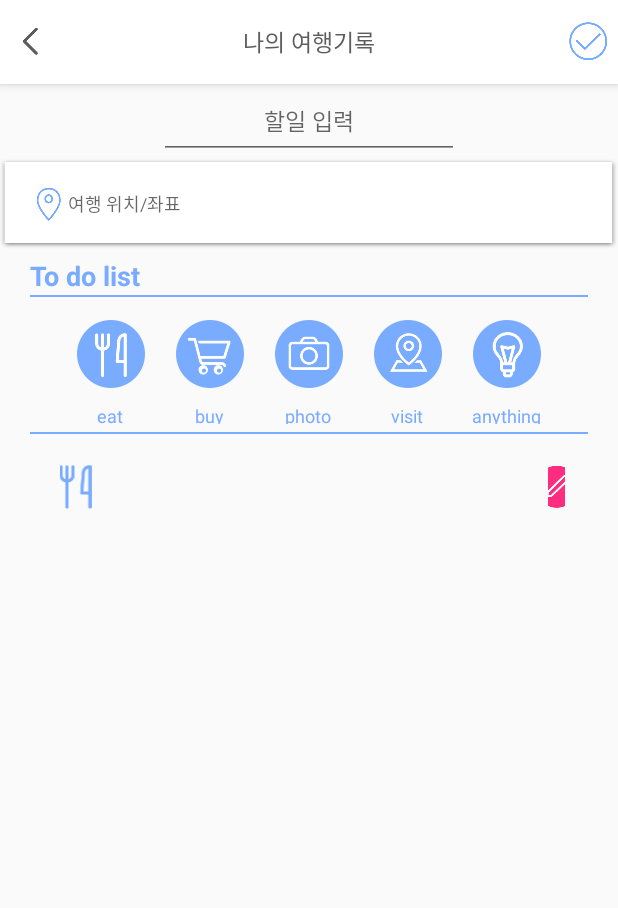
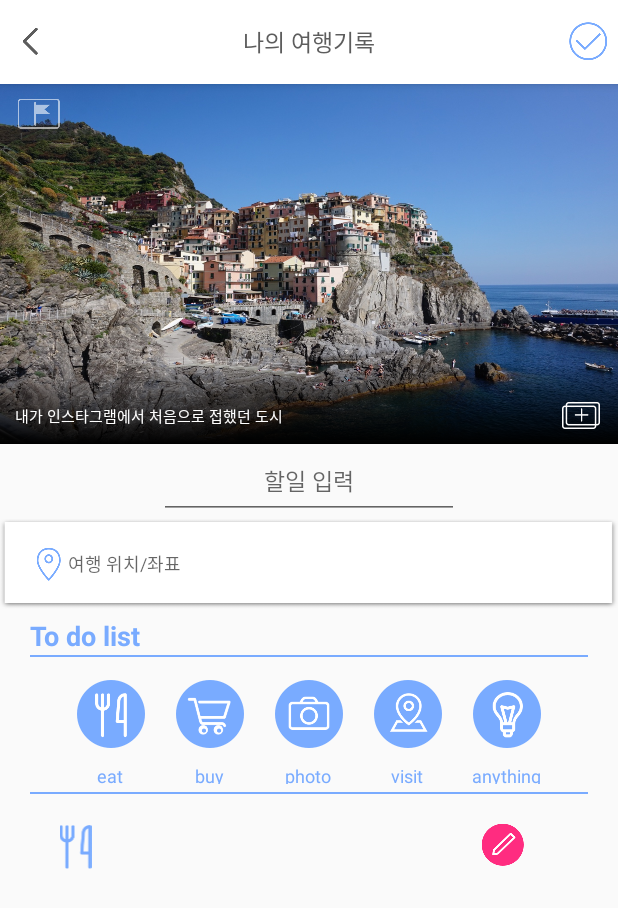
Before and after one commit to munjung/traveller, an Android app: the EditLocationActivity screen opened directly, with no data from a screen before it, on a phone screen of 412 x 824 dp. Shown: the top 908 px of the screen. Run offline under Robolectric (Android 15) with nearby library versions, the phone set to English and light mode, and no system bars.

Commit message:
15번화면 갤러리 연결

```diff
--- a/Traveller/app/src/main/java/gamsung/traveller/activity/CustomGalleryActivity.java
+++ b/Traveller/app/src/main/java/gamsung/traveller/activity/CustomGalleryActivity.java
@@ -92,7 +92,7 @@ public class CustomGalleryActivity extends AppCompatActivity implements View.OnC
     public void showSelectButton() {
         ArrayList<String> selectedItems = imagesAdapter.getCheckedItems();
         if (selectedItems.size() > 0) {
-            selectImages.setText(selectedItems.size() + " - Images Selected");
+            selectImages.setText(selectedItems.size() + "장 선택");
             selectImages.setVisibility(View.VISIBLE);
         } else
             selectImages.setVisibility(View.GONE);
@@ -173,7 +173,7 @@ public class CustomGalleryActivity extends AppCompatActivity implements View.OnC
             case MY_PERMISSIONS_REQUEST_READ_EXTERNAL_STORAGE:
                 if (grantResults[0] == PackageManager.PERMISSION_GRANTED) {
                     // do your stuff
-                    Toast.makeText(this, "뭘까이건",Toast.LENGTH_SHORT).show();
+                    Toast.makeText(this, "???",Toast.LENGTH_SHORT).show();
                 } else {
                     Toast.makeText(this, "GET_ACCOUNTS Denied",
                             Toast.LENGTH_SHORT).show();
--- a/Traveller/app/src/main/java/gamsung/traveller/activity/EditLocationActivity.java
+++ b/Traveller/app/src/main/java/gamsung/traveller/activity/EditLocationActivity.java
@@ -13,11 +13,13 @@ import android.widget.EditText;
 import android.widget.ImageButton;
 import android.widget.ImageView;
 import android.widget.TextView;
+import android.widget.Toast;
 import android.widget.ToggleButton;
 
 import gamsung.traveller.R;
 import gamsung.traveller.adapter.CustomPagerAdapter;
 import gamsung.traveller.dao.DataManager;
+
 
 /**
  * Created by mj on 2018-01-24.
@@ -26,7 +28,7 @@ import gamsung.traveller.dao.DataManager;
 
 public class EditLocationActivity extends AppCompatActivity {
 
-    ImageButton eatBtn, buyBtn, takeBtn, visitBtn, anythingBtn;
+    ImageButton eatBtn, buyBtn, takeBtn, visitBtn, anythingBtn, addImgBtn;
     EditText memoEdit,tvMission;
     TextView editLocation;
     ImageView memoImage,eat,buy,take,visit,anything;
@@ -113,7 +115,7 @@ public class EditLocationActivity extends AppCompatActivity {
             }
         });
 
-        CustomPagerAdapter adapter= new CustomPagerAdapter(getLayoutInflater(), getApplicationContext());
+        CustomPagerAdapter adapter= new CustomPagerAdapter(getLayoutInflater());
         pager.setAdapter(adapter);
 
         memoEdit.clearFocus();
--- a/Traveller/app/src/main/java/gamsung/traveller/activity/ImageMultiplePickerActivity.java
+++ b/Traveller/app/src/main/java/gamsung/traveller/activity/ImageMultiplePickerActivity.java
@@ -72,7 +72,7 @@ public class ImageMultiplePickerActivity extends AppCompatActivity implements Vi
                     //Convert string array into List by splitting by ',' and substring after '[' and before ']'
                     List<String> selectedImages = Arrays.asList(imagesArray.substring(1, imagesArray.length() - 1).split(", "));
                     for(int i=0; i<selectedImages.size(); i++){
-                        Log.d(selectedImages.get(i),"선택된 사진 경로인가???");
+                        Log.d(selectedImages.get(i),"선택된 사진 경로");
                     }
                     loadGridView(new ArrayList<String>(selectedImages));//call load gridview method by passing converted list into arrayList
                 }
--- a/Traveller/app/src/main/java/gamsung/traveller/adapter/CustomPagerAdapter.java
+++ b/Traveller/app/src/main/java/gamsung/traveller/adapter/CustomPagerAdapter.java
@@ -1,5 +1,6 @@
 package gamsung.traveller.adapter;
 
+import android.app.Activity;
 import android.content.Context;
 import android.content.Intent;
 import android.support.v4.view.PagerAdapter;
@@ -21,14 +22,16 @@ import gamsung.traveller.activity.CustomGalleryActivity;
 public class CustomPagerAdapter extends android.support.v4.view.PagerAdapter {
 
     LayoutInflater inflater;
-    ImageButton addImgBtn;
+    public static ImageButton addImgBtn;
     Context context;
-    public CustomPagerAdapter(LayoutInflater inflater, Context context) {
+
+    public CustomPagerAdapter(LayoutInflater inflater) {
 
         // TODO Auto-generated constructor stub
         //전달 받은 LayoutInflater를 멤버변수로 전달
         this.inflater=inflater;
-        this.context = context;
+
+      //  this.context = context;
 
     }
 
@@ -51,7 +54,7 @@ public class CustomPagerAdapter extends android.support.v4.view.PagerAdapter {
     //두번째 파라미터 : ViewPager가 보여줄 View의 위치(가장 처음부터 0,1,2,3...)
 
     @Override
-    public Object instantiateItem(ViewGroup container, int position) {
+    public Object instantiateItem(final ViewGroup container, int position) {
 
         // TODO Auto-generated method stub
 
@@ -65,11 +68,15 @@ public class CustomPagerAdapter extends android.support.v4.view.PagerAdapter {
         //위에서 inflated 되어 만들어진 view로부터 findViewById()를 해야 하는 것에 주의.
         ImageView img= (ImageView)view.findViewById(R.id.img_viewpager_childimage);
         addImgBtn = (ImageButton)view.findViewById(R.id.addImgBtn);
+        //사진 추가 버튼 클릭시
+        context = container.getContext();
+        addImgBtn = (ImageButton)view.findViewById(R.id.addImgBtn);
         addImgBtn.setOnClickListener(new View.OnClickListener() {
             @Override
             public void onClick(View view) {
                 //갤러리 이동
-                context.startActivity(new Intent(context, CustomGalleryActivity.class));
+                Intent intent = new Intent(context, CustomGalleryActivity.class);
+                ((Activity) context).startActivityForResult(intent, 1);
             }
         });
         //ImageView에 현재 position 번째에 해당하는 이미지를 보여주기 위한 작업
@@ -109,4 +116,7 @@ public class CustomPagerAdapter extends android.support.v4.view.PagerAdapter {
         // TODO Auto-generated method stub
         return v==obj;
     }
+
+
+
 }
--- a/Traveller/app/src/main/res/layout/activity_edit_location.xml
+++ b/Traveller/app/src/main/res/layout/activity_edit_location.xml
@@ -81,7 +81,7 @@
         android:layout_height="240dp"
         android:layout_alignParentLeft="true"
         android:layout_alignParentStart="true"
-        android:visibility="gone">
+        android:visibility="visible">
 
     </android.support.v4.view.ViewPager>
 
@@ -329,7 +329,7 @@
                 <EditText
                     android:id="@+id/memoEdit"
                     android:layout_toRightOf="@+id/eat"
-                    android:layout_width="300dp"
+                    android:layout_width="256dp"
                     android:layout_height="wrap_content"
                     android:textColor="#5d5d5d"
                     android:paddingLeft="15dp"
@@ -338,8 +338,8 @@
                     android:layout_centerVertical="true"/>
 
                 <ImageButton
-                    android:layout_width="30dp"
-                    android:layout_height="30dp"
+                    android:layout_width="28dp"
+                    android:layout_height="28dp"
                     android:src="@drawable/btn_edit_to_do_list"
                     android:layout_toRightOf="@id/memoEdit"/>
 
--- a/Traveller/app/src/main/res/layout/custom_gallery.xml
+++ b/Traveller/app/src/main/res/layout/custom_gallery.xml
@@ -15,7 +15,7 @@
 
     <Button
         android:id="@+id/selectImagesBtn"
-        android:layout_width="fill_parent"
+        android:layout_width="match_parent"
         android:layout_height="wrap_content"
         android:layout_alignParentBottom="true"
         android:layout_marginTop="5dp"
```
